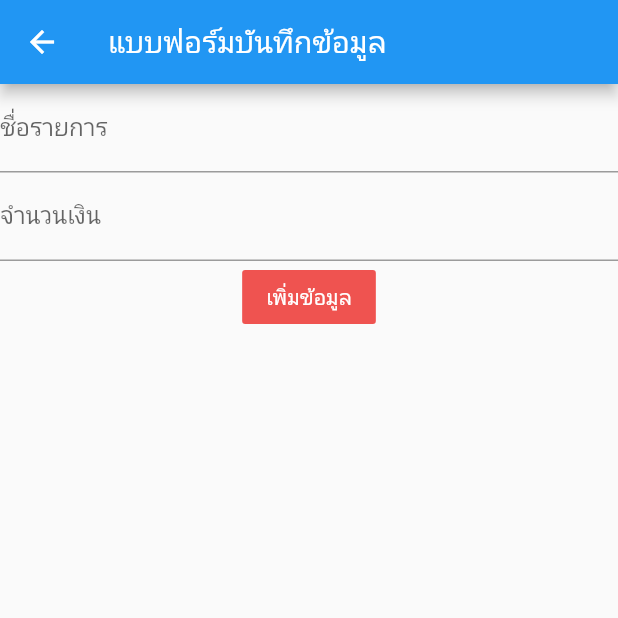
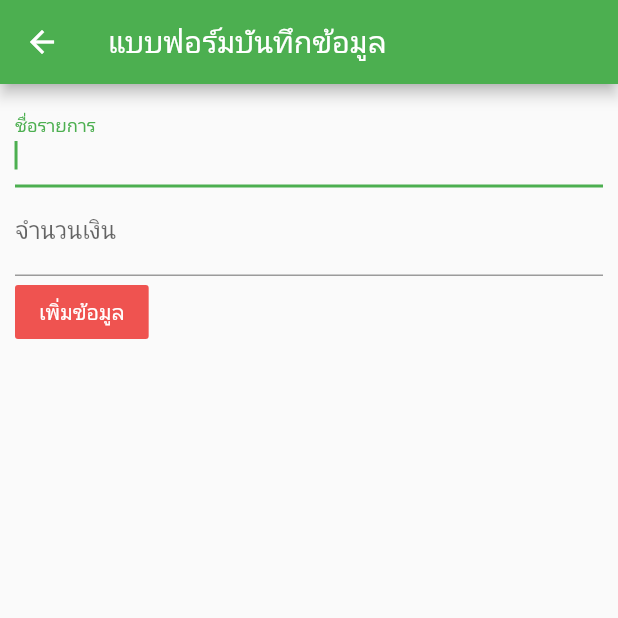
Before and after one commit to rungthiwaa/flutterdatabase, a Flutter app: the screen it shows after launch, after a tap on the "add" icon, on a phone screen of 412 x 824 dp, the top half of it. Run offline on Flutter 3.47's test engine with Material 2 defaults, Android fonts, the phone set to English and light mode, and no system bars.

Commit message:
เพิ่มcard

```diff
--- a/lib/main.dart
+++ b/lib/main.dart
@@ -13,7 +13,7 @@ class MyApp extends StatelessWidget {
     return MaterialApp(
       title: 'Flutter Demo',
       theme: ThemeData(
-        primarySwatch: Colors.blue,
+        primarySwatch: Colors.green,
       ),
       home: const MyHomePage(title: 'แอปพลิเคชัน'),
     );
@@ -45,8 +45,13 @@ class _MyHomePageState extends State<MyHomePage> {
             )
           ],
         ),
-        body:
-            Container() // This trailing comma makes auto-formatting nicer for build methods.
+        body: ListView.builder(itemBuilder: (context, int index) {
+          return Card(
+            child: ListTile(
+              title: Text("เมนู"),
+            ),
+          );
+        }) // This trailing comma makes auto-formatting nicer for build methods.
         );
   }
 }
--- a/lib/screens/from_screen.dart
+++ b/lib/screens/from_screen.dart
@@ -7,22 +7,30 @@ class Fromscreen extends StatelessWidget {
         appBar: AppBar(
           title: Text("แบบฟอร์มบันทึกข้อมูล"),
         ),
-        body: Form(
+        body: Padding(
+          padding: const EdgeInsets.all(10.0),
+          child: Form(
               child: Column(
+            crossAxisAlignment: CrossAxisAlignment.start,
             children: [
               TextFormField(
                 decoration: new InputDecoration(labelText: "ชื่อรายการ"),
+                autofocus: true,
               ),
               TextFormField(
                 decoration: new InputDecoration(labelText: "จำนวนเงิน"),
+                keyboardType: TextInputType.number,
               ),
               FlatButton(
                   child: Text("เพิ่มข้อมูล"),
                   color: Colors.red.shade400,
                   textColor: Colors.white,
-                onPressed: () {})
+                  onPressed: () {
+                    Navigator.pop(context);
+                  })
             ],
-        )) // This trailing comma makes auto-formatting nicer for build methods.
+          )),
+        ) // This trailing comma makes auto-formatting nicer for build methods.
         );
   }
 }
```
Lines whose indentation alone changed are shown as unchanged.
